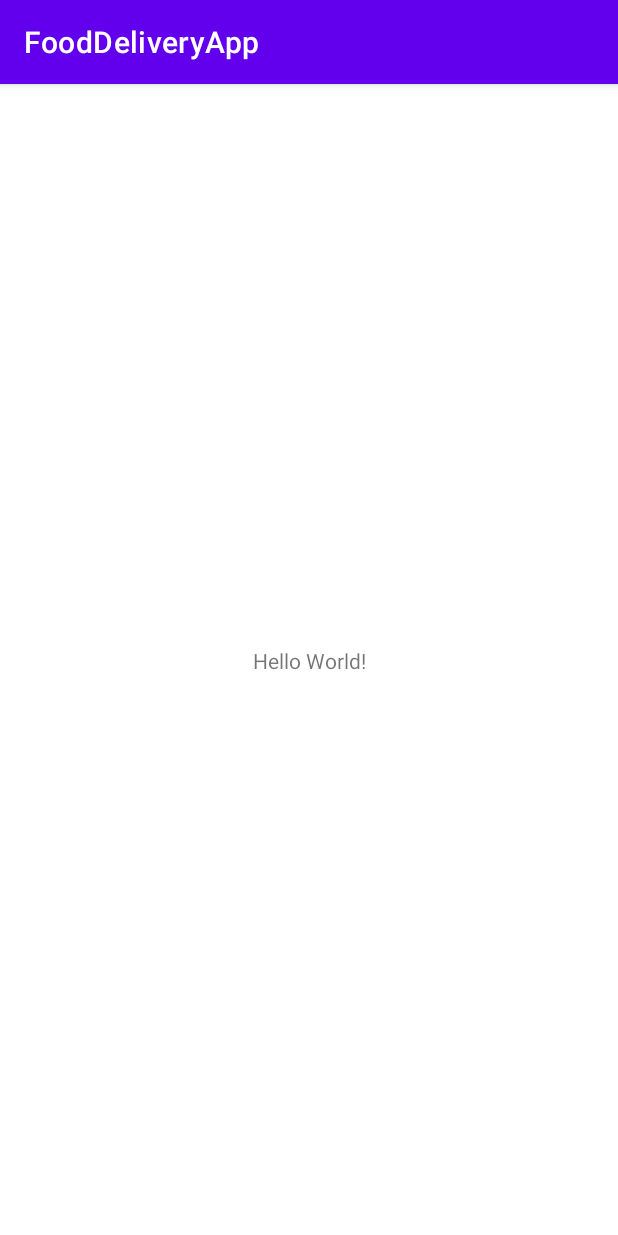
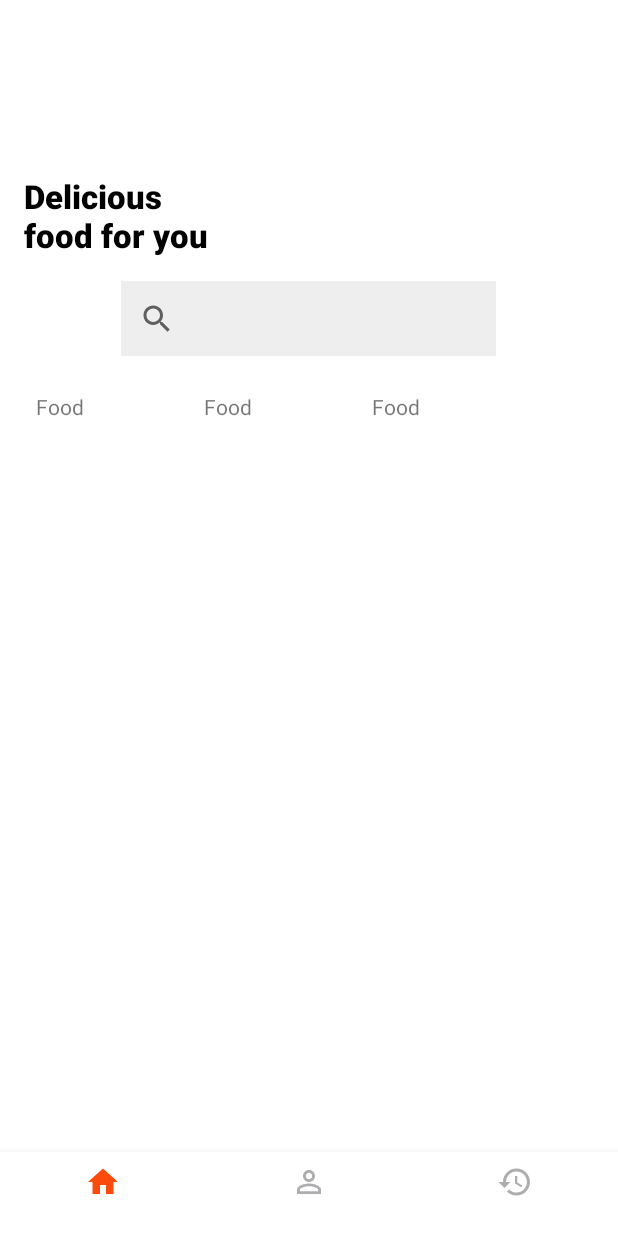
Before and after one commit to esraemirli/FoodDeliveryApp, an Android app: the screen it shows after launch (MainActivity), on a phone screen of 412 x 824 dp. Run offline under Robolectric (Android 15) with nearby library versions, the phone set to English and light mode, and no system bars; our stand-ins replace navigation-ui.

Commit message:
Bottom Navigation Bar has been added.

```diff
--- a/app/build.gradle
+++ b/app/build.gradle
@@ -1,6 +1,7 @@
 plugins {
     id 'com.android.application'
     id 'kotlin-android'
+    id 'kotlin-android-extensions'
 }
 
 android {
@@ -41,4 +42,10 @@ dependencies {
     testImplementation 'junit:junit:4.+'
     androidTestImplementation 'androidx.test.ext:junit:1.1.3'
     androidTestImplementation 'androidx.test.espresso:espresso-core:3.4.0'
+
+    implementation 'com.google.android.material:material:1.0.0'
+
+    def nav_version = "2.3.5"
+    implementation "androidx.navigation:navigation-fragment:$nav_version"
+    implementation "androidx.navigation:navigation-ui:$nav_version"
 }
--- a/app/src/main/java/com/example/fooddeliveryapp/MainActivity.kt
+++ b/app/src/main/java/com/example/fooddeliveryapp/MainActivity.kt
@@ -1,11 +1,28 @@
 package com.example.fooddeliveryapp
 
+import android.os.Bundle
 import androidx.appcompat.app.AppCompatActivity
-import android.os.Bundle
+import androidx.navigation.NavController
+import androidx.navigation.Navigation
+import androidx.navigation.ui.NavigationUI
+import com.google.android.material.bottomnavigation.BottomNavigationView
 
 class MainActivity : AppCompatActivity() {
+    private lateinit var navController: NavController
+    private lateinit var bottomNavigationView: BottomNavigationView
+
     override fun onCreate(savedInstanceState: Bundle?) {
         super.onCreate(savedInstanceState)
         setContentView(R.layout.activity_main)
+
+        bottomNavigationView = findViewById(R.id.bottomNavigationView)
+        navController = Navigation.findNavController(this, R.id.fragment)
+
+        NavigationUI.setupWithNavController(bottomNavigationView, navController)
     }
+
+    override fun onSupportNavigateUp(): Boolean {
+        return NavigationUI.navigateUp(navController, null)
+    }
+
 }
--- /dev/null
+++ b/app/src/main/java/com/example/fooddeliveryapp/ui/profile/ProfileFragment.kt
@@ -0,0 +1,22 @@
+package com.example.fooddeliveryapp.ui.profile
+
+import android.os.Bundle
+import android.view.LayoutInflater
+import android.view.View
+import android.view.ViewGroup
+import androidx.fragment.app.Fragment
+import com.example.fooddeliveryapp.R
+
+class ProfileFragment : Fragment() {
+    override fun onCreateView(
+        inflater: LayoutInflater,
+        container: ViewGroup?,
+        savedInstanceState: Bundle?
+    ): View? {
+        return inflater.inflate(
+            R.layout.fragment_restaurant_listing,
+            container,
+            false
+        ) //TODO fragment_profile olacak..
+    }
+}
--- /dev/null
+++ b/app/src/main/java/com/example/fooddeliveryapp/ui/restaurantlisting/RestaurantListingFragment.kt
@@ -0,0 +1,18 @@
+package com.example.fooddeliveryapp.ui.restaurantlisting
+
+import android.os.Bundle
+import android.view.LayoutInflater
+import android.view.View
+import android.view.ViewGroup
+import androidx.fragment.app.Fragment
+import com.example.fooddeliveryapp.R
+
+class RestaurantListingFragment : Fragment() {
+    override fun onCreateView(
+        inflater: LayoutInflater,
+        container: ViewGroup?,
+        savedInstanceState: Bundle?
+    ): View? {
+        return inflater.inflate(R.layout.fragment_restaurant_listing, container, false)
+    }
+}
--- /dev/null
+++ b/app/src/main/java/com/example/fooddeliveryapp/ui/restaurantlisting/RestaurantListingViewModel.kt
@@ -0,0 +1,7 @@
+package com.example.fooddeliveryapp.ui.restaurantlisting
+
+import androidx.lifecycle.ViewModel
+
+class RestaurantListingViewModel : ViewModel() {
+
+}
--- /dev/null
+++ b/app/src/main/res/drawable/bottom_nav_color.xml
@@ -0,0 +1,5 @@
+<?xml version="1.0" encoding="utf-8"?>
+<selector xmlns:android="http://schemas.android.com/apk/res/android">
+    <item android:state_checked="true" android:color="@color/nav_selected_color" />
+    <item android:state_checked="false" android:color="@color/nav_unselected_color"/>
+</selector>
--- /dev/null
+++ b/app/src/main/res/drawable/ic_home.xml
@@ -0,0 +1,10 @@
+<vector xmlns:android="http://schemas.android.com/apk/res/android"
+    android:width="24dp"
+    android:height="24dp"
+    android:viewportWidth="24"
+    android:viewportHeight="24"
+    android:tint="?attr/colorControlNormal">
+  <path
+      android:fillColor="@android:color/white"
+      android:pathData="M10,20v-6h4v6h5v-8h3L12,3 2,12h3v8z"/>
+</vector>
--- /dev/null
+++ b/app/src/main/res/drawable/ic_last_order.xml
@@ -0,0 +1,10 @@
+<vector xmlns:android="http://schemas.android.com/apk/res/android"
+    android:width="24dp"
+    android:height="24dp"
+    android:viewportWidth="24"
+    android:viewportHeight="24"
+    android:tint="#ADADAF">
+  <path
+      android:fillColor="@android:color/white"
+      android:pathData="M13,3c-4.97,0 -9,4.03 -9,9L1,12l3.89,3.89 0.07,0.14L9,12L6,12c0,-3.87 3.13,-7 7,-7s7,3.13 7,7 -3.13,7 -7,7c-1.93,0 -3.68,-0.79 -4.94,-2.06l-1.42,1.42C8.27,19.99 10.51,21 13,21c4.97,0 9,-4.03 9,-9s-4.03,-9 -9,-9zM12,8v5l4.28,2.54 0.72,-1.21 -3.5,-2.08L13.5,8L12,8z"/>
+</vector>
--- /dev/null
+++ b/app/src/main/res/drawable/ic_profile.xml
@@ -0,0 +1,5 @@
+<vector android:height="24dp" android:tint="#ADADAF"
+    android:viewportHeight="24" android:viewportWidth="24"
+    android:width="24dp" xmlns:android="http://schemas.android.com/apk/res/android">
+    <path android:fillColor="@android:color/white" android:pathData="M12,5.9c1.16,0 2.1,0.94 2.1,2.1s-0.94,2.1 -2.1,2.1S9.9,9.16 9.9,8s0.94,-2.1 2.1,-2.1m0,9c2.97,0 6.1,1.46 6.1,2.1v1.1L5.9,18.1L5.9,17c0,-0.64 3.13,-2.1 6.1,-2.1M12,4C9.79,4 8,5.79 8,8s1.79,4 4,4 4,-1.79 4,-4 -1.79,-4 -4,-4zM12,13c-2.67,0 -8,1.34 -8,4v3h16v-3c0,-2.66 -5.33,-4 -8,-4z"/>
+</vector>
--- a/app/src/main/res/layout/activity_main.xml
+++ b/app/src/main/res/layout/activity_main.xml
@@ -1,18 +1,30 @@
 <?xml version="1.0" encoding="utf-8"?>
-<androidx.constraintlayout.widget.ConstraintLayout xmlns:android="http://schemas.android.com/apk/res/android"
+<LinearLayout xmlns:android="http://schemas.android.com/apk/res/android"
     xmlns:app="http://schemas.android.com/apk/res-auto"
     xmlns:tools="http://schemas.android.com/tools"
     android:layout_width="match_parent"
     android:layout_height="match_parent"
+    android:orientation="vertical"
     tools:context=".MainActivity">
 
-    <TextView
-        android:layout_width="wrap_content"
+    <fragment
+        android:id="@+id/fragment"
+        android:name="androidx.navigation.fragment.NavHostFragment"
+        android:layout_width="match_parent"
+        android:layout_height="0dp"
+        android:layout_weight="1"
+        app:defaultNavHost="true"
+        android:background="@color/app_background_color"
+        app:navGraph="@navigation/navigation" />
+
+    <com.google.android.material.bottomnavigation.BottomNavigationView
+        android:id="@+id/bottomNavigationView"
+        android:layout_width="match_parent"
         android:layout_height="wrap_content"
-        android:text="Hello World!"
-        app:layout_constraintBottom_toBottomOf="parent"
-        app:layout_constraintLeft_toLeftOf="parent"
-        app:layout_constraintRight_toRightOf="parent"
-        app:layout_constraintTop_toTopOf="parent" />
+        android:background="@color/app_background_color"
+        app:itemTextColor="@drawable/bottom_nav_color"
+        app:itemIconTint="@drawable/bottom_nav_color"
+        app:menu="@menu/bottom_menu" />
 
-</androidx.constraintlayout.widget.ConstraintLayout>
+
+</LinearLayout>
--- /dev/null
+++ b/app/src/main/res/layout/fragment_restaurant_listing.xml
@@ -0,0 +1,81 @@
+<?xml version="1.0" encoding="utf-8"?>
+<LinearLayout xmlns:android="http://schemas.android.com/apk/res/android"
+    android:orientation="vertical"
+    android:layout_margin="16dp"
+    android:layout_width="match_parent"
+    android:layout_height="match_parent">
+
+    <TextView
+        android:layout_width="match_parent"
+        android:layout_height="wrap_content"
+        android:fontFamily="sans-serif-black"
+        android:text="Delicious\nfood for you"
+        android:layout_gravity="center"
+        android:textSize="22sp"
+        android:textColor="@color/black"
+        android:layout_marginTop="100dp"
+        android:layout_marginBottom="8dp"
+        android:textStyle="bold" />
+
+    <SearchView
+        android:layout_width="250dp"
+        android:layout_height="50dp"
+        android:layout_marginTop="8dp"
+        android:layout_marginBottom="8dp"
+        android:background="#EFEEEE"
+        android:layerType="hardware"
+        android:layout_gravity="center"/>
+
+    <HorizontalScrollView
+        android:layout_width="match_parent"
+        android:layout_height="wrap_content"
+        android:layout_marginTop="8dp"
+        android:layout_marginBottom="8dp"
+        android:scrollbarAlwaysDrawHorizontalTrack="true"
+        android:scrollbarStyle="outsideInset"
+        android:layout_gravity="center">
+
+        <LinearLayout
+            android:padding="8dp"
+            android:layout_width="wrap_content"
+            android:layout_height="wrap_content"
+            android:orientation="horizontal">
+
+            <TextView
+                android:layout_width="wrap_content"
+                android:layout_height="wrap_content"
+                android:text="Food"/>
+
+            <Space
+                android:layout_width="80dp"
+                android:layout_height="wrap_content"/>
+
+            <TextView
+                android:layout_width="wrap_content"
+                android:layout_height="wrap_content"
+                android:text="Food"/>
+
+            <Space
+                android:layout_width="80dp"
+                android:layout_height="wrap_content"/>
+
+            <TextView
+                android:layout_width="wrap_content"
+                android:layout_height="wrap_content"
+                android:text="Food"/>
+
+            <Space
+                android:layout_width="80dp"
+                android:layout_height="wrap_content"/>
+
+            <TextView
+                android:layout_width="wrap_content"
+                android:layout_height="wrap_content"
+                android:layout_marginEnd="80dp"
+                android:layout_marginStart="80dp"
+                android:text="Food"/>
+        </LinearLayout>
+    </HorizontalScrollView>
+
+
+</LinearLayout>
--- /dev/null
+++ b/app/src/main/res/menu/bottom_menu.xml
@@ -0,0 +1,18 @@
+<?xml version="1.0" encoding="utf-8"?>
+<menu xmlns:android="http://schemas.android.com/apk/res/android">
+
+    <item
+        android:id="@+id/homeFragment"
+        android:icon="@drawable/ic_home"
+        android:title="" />
+
+    <item
+        android:id="@+id/profileFragment"
+        android:title=""
+        android:icon="@drawable/ic_profile" />
+
+    <item
+        android:id="@+id/lastOrderFragment"
+        android:title=""
+        android:icon="@drawable/ic_last_order" />
+</menu>
--- /dev/null
+++ b/app/src/main/res/navigation/navigation.xml
@@ -0,0 +1,17 @@
+<?xml version="1.0" encoding="utf-8"?>
+<navigation xmlns:android="http://schemas.android.com/apk/res/android"
+    xmlns:app="http://schemas.android.com/apk/res-auto"
+    xmlns:tools="http://schemas.android.com/tools"
+    android:id="@+id/bottom_navigation"
+    app:startDestination="@id/homeFragment">
+
+    <fragment
+        android:id="@+id/homeFragment"
+        android:name="com.example.fooddeliveryapp.ui.restaurantlisting.RestaurantListingFragment"
+        android:label="RestaurantListingFragment" />
+    <fragment
+        android:id="@+id/profileFragment"
+        android:name="com.example.fooddeliveryapp.ui.profile.ProfileFragment"
+        android:label="ProfileFragment" />
+
+</navigation>
--- a/app/src/main/res/values/colors.xml
+++ b/app/src/main/res/values/colors.xml
@@ -7,4 +7,7 @@
     <color name="teal_700">#FF018786</color>
     <color name="black">#FF000000</color>
     <color name="white">#FFFFFFFF</color>
+    <color name="nav_selected_color">#FA4A0C</color>
+    <color name="nav_unselected_color">#ADADAF</color>
+    <color name="app_background_color">#FFFFFFFF</color>
 </resources>
--- a/app/src/main/res/values/themes.xml
+++ b/app/src/main/res/values/themes.xml
@@ -1,15 +1,15 @@
 <resources xmlns:tools="http://schemas.android.com/tools">
     <!-- Base application theme. -->
-    <style name="Theme.FoodDeliveryApp" parent="Theme.MaterialComponents.DayNight.DarkActionBar">
+    <style name="Theme.FoodDeliveryApp" parent="Theme.MaterialComponents.Light.NoActionBar">
         <!-- Primary brand color. -->
         <item name="colorPrimary">@color/purple_500</item>
-        <item name="colorPrimaryVariant">@color/purple_700</item>
         <item name="colorOnPrimary">@color/white</item>
         <!-- Secondary brand color. -->
         <item name="colorSecondary">@color/teal_200</item>
         <item name="colorSecondaryVariant">@color/teal_700</item>
         <item name="colorOnSecondary">@color/black</item>
         <!-- Status bar color. -->
+        <item name="colorPrimaryVariant">@color/app_background_color</item>
         <item name="android:statusBarColor" tools:targetApi="l">?attr/colorPrimaryVariant</item>
         <!-- Customize your theme here. -->
     </style>
```
